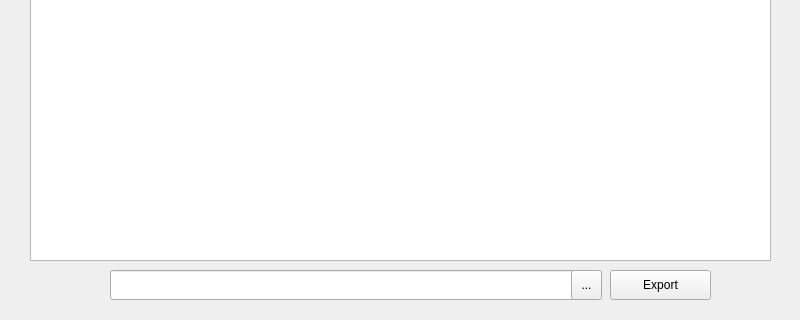
Old version of the form main.ui in the repository mido-99/Tweety; both pictures show x 0 to 800 and y 280 to 600 of the 800 by 600 pixel window.
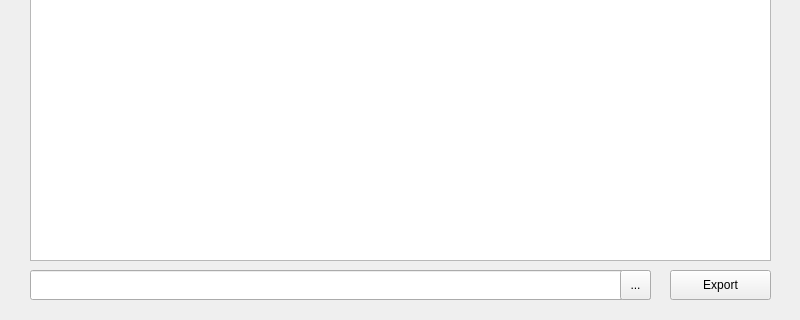
New version of the form. The open tabs and pages were chosen to show the change.

Commit message: Add buttons directly to page & Bigger export lineEdit

What changed in the file:
```diff
--- a/main.ui
+++ b/main.ui
@@ -478,9 +478,9 @@
      <widget class="QLineEdit" name="export_tweets_line">
       <property name="geometry">
        <rect>
-        <x>110</x>
+        <x>30</x>
         <y>550</y>
-        <width>490</width>
+        <width>621</width>
         <height>30</height>
        </rect>
       </property>
@@ -488,7 +488,7 @@
      <widget class="QToolButton" name="tweets_dir_btn">
       <property name="geometry">
        <rect>
-        <x>571</x>
+        <x>620</x>
         <y>550</y>
         <width>31</width>
         <height>30</height>
@@ -501,7 +501,7 @@
      <widget class="QPushButton" name="export_tweets_btn">
       <property name="geometry">
        <rect>
-        <x>610</x>
+        <x>670</x>
         <y>550</y>
         <width>101</width>
         <height>30</height>
```
Left out of the diff: 10 changed lines with no effect on the pictures. The commit also changes 1 other file.
